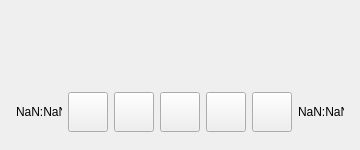
Above: core/ui/mini_player_dialog.ui from deeffest/Youtube-Music-Desktop-Player before the change. Below: the same form after it.
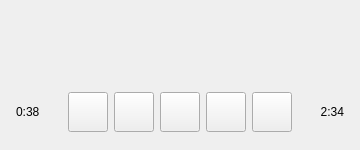
That is the form after the change. Custom widgets are drawn as their Qt base class.

```diff
--- a/core/ui/mini_player_dialog.ui
+++ b/core/ui/mini_player_dialog.ui
@@ -24,8 +24,8 @@
   </property>
   <property name="maximumSize">
    <size>
-    <width>360</width>
-    <height>150</height>
+    <width>16777215</width>
+    <height>16777215</height>
    </size>
   </property>
   <property name="mouseTracking">
@@ -182,6 +182,24 @@
      </property>
      <item>
       <widget class="BodyLabel" name="BodyLabel">
+       <property name="sizePolicy">
+        <sizepolicy hsizetype="Preferred" vsizetype="Preferred">
+         <horstretch>0</horstretch>
+         <verstretch>0</verstretch>
+        </sizepolicy>
+       </property>
+       <property name="minimumSize">
+        <size>
+         <width>32</width>
+         <height>0</height>
+        </size>
+       </property>
+       <property name="maximumSize">
+        <size>
+         <width>16777215</width>
+         <height>16777215</height>
+        </size>
+       </property>
        <property name="styleSheet">
         <string notr="true">FluentLabelBase {
     color: black;
@@ -214,7 +232,7 @@
 FluentLabelBase{color:lightgray}</string>
        </property>
        <property name="text">
-        <string>NaN:NaN</string>
+        <string>0:38</string>
        </property>
       </widget>
      </item>
@@ -380,6 +398,24 @@
      </item>
      <item>
       <widget class="BodyLabel" name="BodyLabel_2">
+       <property name="sizePolicy">
+        <sizepolicy hsizetype="Preferred" vsizetype="Preferred">
+         <horstretch>0</horstretch>
+         <verstretch>0</verstretch>
+        </sizepolicy>
+       </property>
+       <property name="minimumSize">
+        <size>
+         <width>32</width>
+         <height>0</height>
+        </size>
+       </property>
+       <property name="maximumSize">
+        <size>
+         <width>16777215</width>
+         <height>16777215</height>
+        </size>
+       </property>
        <property name="styleSheet">
         <string notr="true">FluentLabelBase {
     color: black;
@@ -412,7 +448,10 @@
 FluentLabelBase{color:lightgray}</string>
        </property>
        <property name="text">
-        <string>NaN:NaN</string>
+        <string>2:34</string>
+       </property>
+       <property name="alignment">
+        <set>Qt::AlignRight|Qt::AlignTrailing|Qt::AlignVCenter</set>
        </property>
       </widget>
      </item>
```
